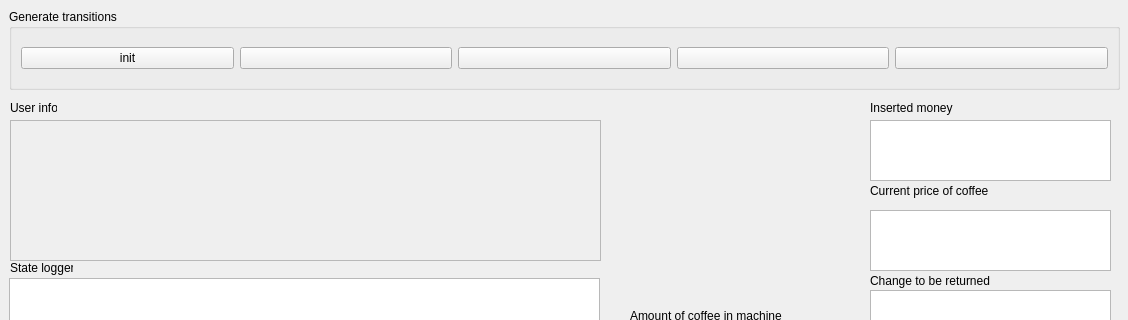
Qt form qstatemachine-example/Example/mainwindow.ui (Taco-san/programeren-4) before a commit; both pictures show x 0 to 1128 and y 0 to 320 of the 1128 by 506 pixel window.
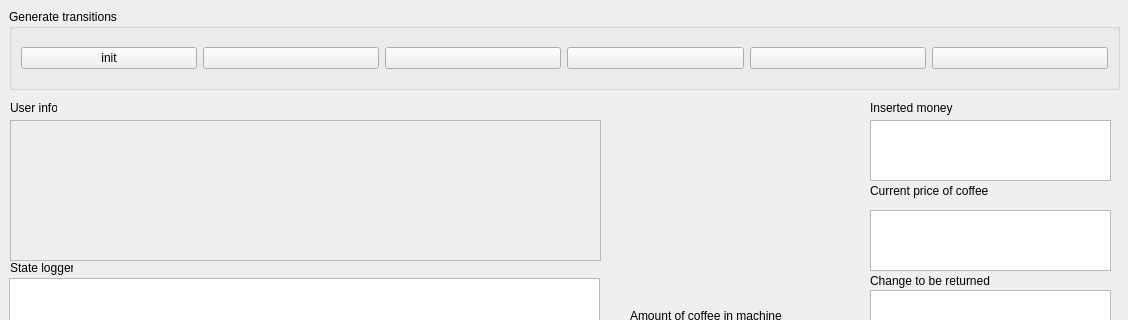
The same form after that commit.

Commit message: Push before break

What changed in the file:
```diff
--- a/qstatemachine-example/Example/mainwindow.ui
+++ b/qstatemachine-example/Example/mainwindow.ui
@@ -62,6 +62,13 @@
        </property>
       </widget>
      </item>
+     <item>
+      <widget class="QPushButton" name="pb6">
+       <property name="text">
+        <string/>
+       </property>
+      </widget>
+     </item>
     </layout>
    </widget>
    <widget class="QLabel" name="label_2">
```
The commit also changes 22 other files.
